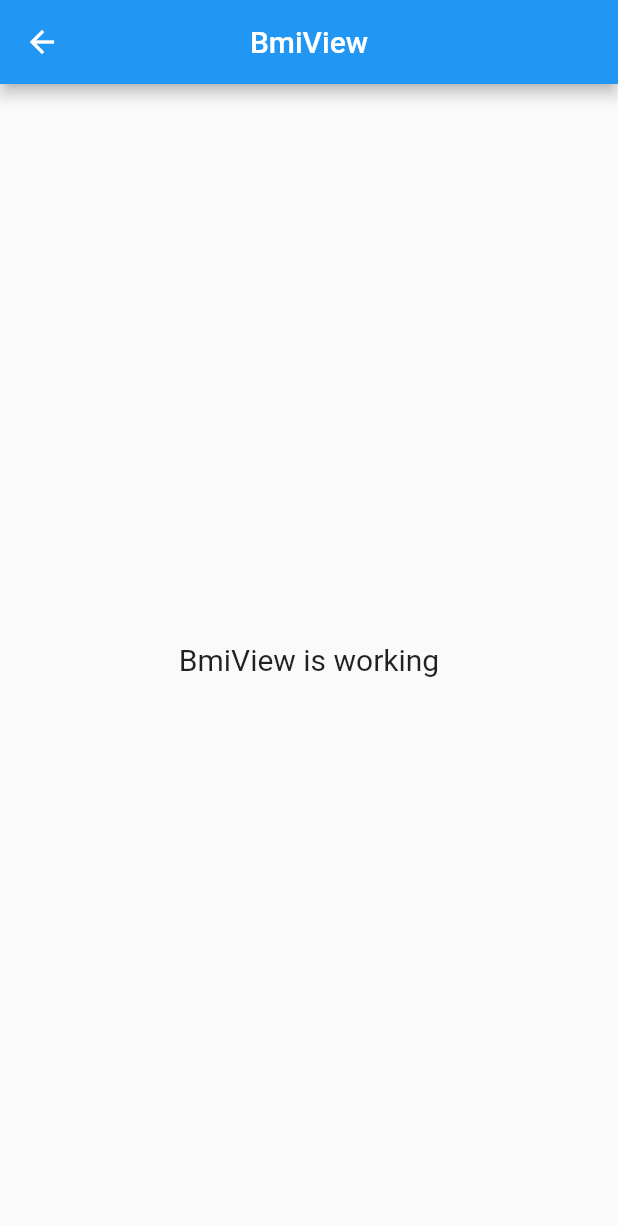
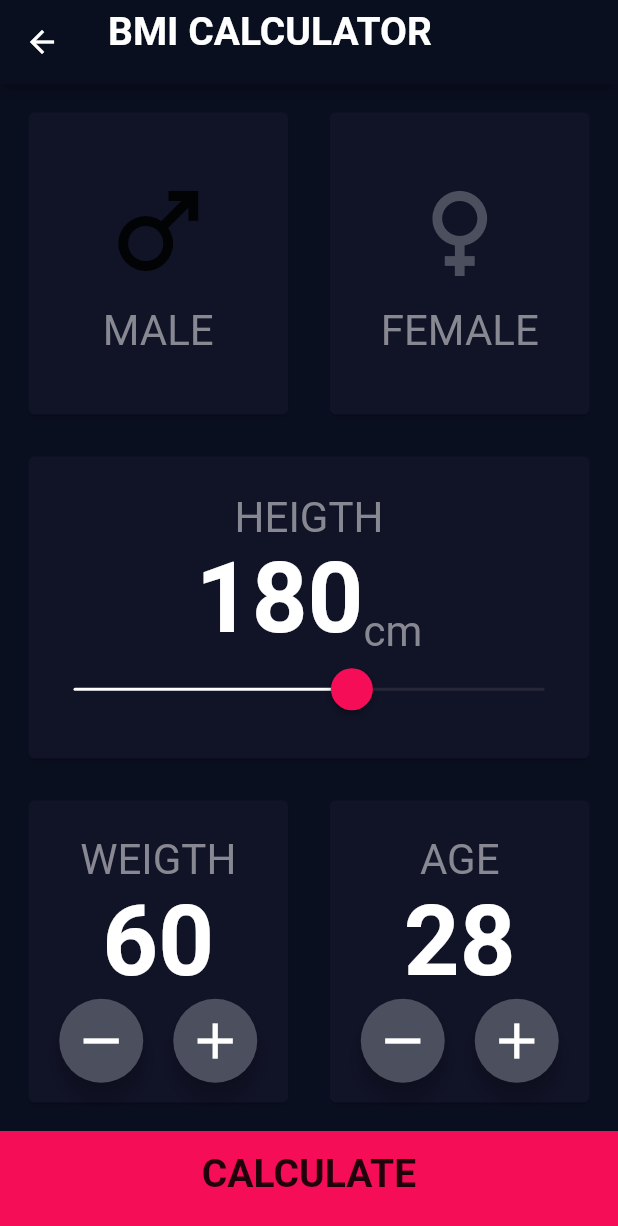
Before and after one commit to kgleader/wnb_app, a Flutter app: the BmiView screen opened by its route, on a phone screen of 412 x 824 dp. Shown: the top 1226 px of the screen. Run offline on Flutter 3.47's test engine with Material 2 defaults, Android fonts, the phone set to English and light mode, and no system bars; our stand-ins replace cached_network_image, dio, get; network calls fail.

Commit message:
added BMI logics

```diff
--- a/lib/app/constants/app_text.dart
+++ b/lib/app/constants/app_text.dart
@@ -0,0 +1,16 @@
+class AppText {
+  static const String appBarTitle = 'BMI CALCULATOR';
+  static const String calculate = 'CALCULATE';
+  static const String male = 'MALE';
+  static const String female = 'FEMALE';
+  static const String heigth = 'HEIGTH';
+  static const String cm = 'cm';
+  static const String weigth = 'WEIGTH';
+  static const String age = 'AGE';
+  static const String backButton = 'Approve';
+  static const String thin = 'Siz aryksyz...';
+  static const String normal = 'Azamatsyz Siz normalduusuz!!!';
+  static const String fat = 'Siz semissiz...';
+  static const String sorry =
+      'Kechiresiz kee bir sebepterden ulam eseptey albadyk';
+}
--- a/lib/app/data/repositories/news_repo.dart
+++ b/lib/app/data/repositories/news_repo.dart
@@ -4,8 +4,8 @@ import '../../constants/api_const.dart';
 import '../models/news_model.dart';
 
 class NewsRepo {
-  //dio je http menen AppConst.newsApi ge baryp, datany alyp keluu
-  //kelgen datany News model dep beruu
+// dio je http menen AppConst.newsApi ge baryp data alyp keluu.
+// kelgen datany News modeline modeldep beruu
 
   final dio = Dio();
 
--- a/lib/app/modules/bmi/controllers/bmi_controller.dart
+++ b/lib/app/modules/bmi/controllers/bmi_controller.dart
@@ -1,7 +1,33 @@
+import 'package:flutter/widgets.dart';
 import 'package:get/get.dart';
+import 'dart:math' as math;
+
+import '../../../constants/app_text.dart';
+import '../../../utils/return_bmi_alert.dart';
 
 class BmiController extends GetxController {
   final count = 0.obs;
+  RxBool isFemale = false.obs;
+  RxInt heigth = 180.obs;
+  RxInt weigth = 60.obs;
+  RxInt age = 28.obs;
 
-  void increment() => count.value++;
+  void isFemaleFalse() => isFemale.value = false;
+  void isFemaleTrue() => isFemale.value = true;
+
+  void changeHeight(double value) => heigth.value = value.toInt();
+  void changeWight(int value) => weigth.value = value;
+  void changeAge(int value) => age.value = value;
+  void showResult(BuildContext context) {
+    final res = weigth / math.pow(heigth / 100, 2);
+    if (res <= 18.4) {
+      showMyDialog(context, AppText.thin);
+    } else if (res >= 18.5 && res <= 24.9) {
+      showMyDialog(context, AppText.normal);
+    } else if (res >= 25) {
+      showMyDialog(context, AppText.fat);
+    } else {
+      showMyDialog(context, AppText.sorry);
+    }
+  }
 }
--- a/lib/app/modules/bmi/views/bmi_view.dart
+++ b/lib/app/modules/bmi/views/bmi_view.dart
@@ -1,23 +1,105 @@
 import 'package:flutter/material.dart';
-
 import 'package:get/get.dart';
 
+import '../../../constants/app_text.dart';
+import '../../../theme/app_colors.dart';
+
+import '../../../theme/app_text_styles.dart';
+import '../../../utils/calculate_butoon.dart';
+import '../../../utils/heigth.dart';
+import '../../../utils/male_female.dart';
+import '../../../utils/status_card.dart';
+import '../../../utils/weigth_age.dart';
 import '../controllers/bmi_controller.dart';
 
 class BmiView extends GetView<BmiController> {
   const BmiView({Key? key}) : super(key: key);
   @override
   Widget build(BuildContext context) {
+    final ctl = controller;
     return Scaffold(
+      backgroundColor: AppColors.backgroundColor,
       appBar: AppBar(
-        title: const Text('BmiView'),
-        centerTitle: true,
+        backgroundColor: AppColors.backgroundColor,
+        title: const Text(AppText.appBarTitle, style: AppTextStyle.titleStyle),
       ),
-      body: const Center(
-        child: Text(
-          'BmiView is working',
-          style: TextStyle(fontSize: 20),
+      body: Padding(
+        padding: const EdgeInsets.all(15.0),
+        child: Column(
+          children: [
+            Expanded(
+              child: Row(
+                children: [
+                  StatusCard(
+                    child: InkWell(
+                      onTap: ctl.isFemaleFalse,
+                      child: Obx(() {
+                        return MaleFemale(
+                          icon: Icons.male,
+                          text: AppText.male,
+                          isFemale: !ctl.isFemale.value,
+                        );
+                      }),
+                    ),
+                  ),
+                  const SizedBox(width: 20),
+                  StatusCard(
+                    child: InkWell(
+                      onTap: ctl.isFemaleTrue,
+                      child: Obx(() {
+                        return MaleFemale(
+                          icon: Icons.female,
+                          text: AppText.female,
+                          isFemale: ctl.isFemale.value,
+                        );
+                      }),
+                    ),
+                  ),
+                ],
+              ),
+            ),
+            const SizedBox(height: 20),
+            StatusCard(
+              child: Obx(() {
+                return Heith(
+                  height: ctl.heigth.value,
+                  onChanged: ctl.changeHeight,
+                );
+              }),
+            ),
+            const SizedBox(height: 20),
+            Expanded(
+              child: Row(
+                children: [
+                  StatusCard(
+                    child: Obx(() {
+                      return WeigthAge(
+                        text: AppText.weigth,
+                        value: ctl.weigth.value,
+                        add: ctl.changeWight,
+                        remove: ctl.changeWight,
+                      );
+                    }),
+                  ),
+                  const SizedBox(width: 20),
+                  StatusCard(
+                    child: Obx(() {
+                      return WeigthAge(
+                        text: AppText.age,
+                        value: ctl.age.value,
+                        add: ctl.changeAge,
+                        remove: ctl.changeAge,
+                      );
+                    }),
+                  ),
+                ],
+              ),
+            ),
+          ],
         ),
+      ),
+      bottomNavigationBar: CalculateButton(
+        onTap: () => ctl.showResult(context),
       ),
     );
   }
--- a/lib/app/modules/news/controllers/news_controller.dart
+++ b/lib/app/modules/news/controllers/news_controller.dart
@@ -1,12 +1,12 @@
 import 'package:get/get.dart';
+import 'package:step_01/app/data/models/news_model.dart';
 import 'package:step_01/app/data/repositories/news_repo.dart';
-import '../../../data/models/news_model.dart';
 
 class NewsController extends GetxController {
   final newsRepo = NewsRepo();
   Rx<News?> news = Rxn();
 
-  final count = 0.obs;
+  final RxInt count = 0.obs;
 
   Future<void> getNews() async {
     news.value = await newsRepo.getNews();
--- a/lib/app/modules/news/views/news_view.dart
+++ b/lib/app/modules/news/views/news_view.dart
@@ -1,9 +1,10 @@
 import 'package:flutter/material.dart';
+
 import 'package:get/get.dart';
 import 'package:step_01/app/routes/app_pages.dart';
+import 'package:step_01/app/theme/app_colors.dart';
+import 'package:step_01/app/utils/news_card.dart';
 
-import '../../../theme/app_colors.dart';
-import '../../../utils/news_card.dart';
 import '../controllers/news_controller.dart';
 
 class NewsView extends GetView<NewsController> {
@@ -18,15 +19,13 @@ class NewsView extends GetView<NewsController> {
         centerTitle: true,
         actions: [
           IconButton(
-              onPressed: () {
-                Get.toNamed(AppPages.WEATHER);
-              },
-              icon: const Icon(Icons.cloud)),
+            onPressed: () => Get.toNamed(AppPages.WEATHER),
+            icon: const Icon(Icons.cloud),
+          ),
         ],
       ),
       body: Center(
         child: Obx(() {
-          print(ctl.news.value.isBlank);
           if (ctl.news.value != null) {
             final news = ctl.news.value!;
             return ListView.builder(
@@ -40,6 +39,10 @@ class NewsView extends GetView<NewsController> {
           }
         }),
       ),
+      floatingActionButton: FloatingActionButton.extended(
+        onPressed: () => Get.toNamed(AppPages.BMI),
+        label: const Text('Go BMI'),
+      ),
     );
   }
 }
--- a/lib/app/modules/weather/views/weather_view.dart
+++ b/lib/app/modules/weather/views/weather_view.dart
@@ -9,19 +9,20 @@ import '../controllers/weather_controller.dart';
 
 class WeatherView extends GetView<WeatherController> {
   const WeatherView({Key? key}) : super(key: key);
+
   @override
   Widget build(BuildContext context) {
     final ctl = controller;
     return Scaffold(
       appBar: AppBar(
-        title: const Text('WeatherView'),
+        title: const Text('WearherView'),
         centerTitle: true,
       ),
       body: Container(
         width: double.infinity,
         decoration: const BoxDecoration(
           image: DecorationImage(
-            image: AssetImage('assets/weather.jpg'),
+            image: AssetImage('assets/weather.jpeg'),
             fit: BoxFit.cover,
           ),
         ),
@@ -60,7 +61,8 @@ class WeatherView extends GetView<WeatherController> {
                       : const SizedBox(
                           height: 160,
                           width: 160,
-                          child: CircularProgressIndicator());
+                          child: CircularProgressIndicator(),
+                        );
                 }),
               ],
             ),
@@ -91,7 +93,7 @@ class WeatherView extends GetView<WeatherController> {
               child: FittedBox(
                 child: Obx(() {
                   final text = ctl.weather.value != null
-                      ? ctl.weather.value!.sys.country.replaceAll(' ', '\n')
+                      ? ctl.weather.value!.sys.country
                       : '...';
                   return Text(
                     text,
--- a/lib/app/routes/app_pages.dart
+++ b/lib/app/routes/app_pages.dart
@@ -15,6 +15,7 @@ class AppPages {
 
   static const INITIAL = Routes.NEWS;
   static const WEATHER = Routes.WEATHER;
+  static const BMI = Routes.BMI;
 
   static final routes = [
     GetPage(
--- a/lib/app/theme/app_colors.dart
+++ b/lib/app/theme/app_colors.dart
@@ -5,4 +5,11 @@ class AppColors {
   static const Color white = Color(0xffFFFFFF);
   static const Color black = Color(0xff000000);
   static const Color grey = Color(0xffC6C6C6);
+  static const Color backgroundColor = Color(0xff0A0F20);
+  static const Color buttonColor = Color(0xffF50D57);
+  static const Color greyText = Color(0xff878892);
+  static const Color whiteText = Color(0xffFFFFFF);
+  static const Color cardColor = Color(0xff111327);
+  static const Color button2Color = Color(0xff4c4F5D);
+  static const Color inactiveColor = Color(0xff8D8E97);
 }
--- a/lib/app/theme/app_text_styles.dart
+++ b/lib/app/theme/app_text_styles.dart
@@ -33,4 +33,32 @@ class AppTextStyle {
         fontSize: size,
         fontWeight: FontWeight.w300,
       );
+
+  static const TextStyle greyTextStyle = TextStyle(
+    fontSize: 28,
+    color: AppColors.greyText,
+  );
+
+  static const TextStyle cmStyle = TextStyle(
+    fontSize: 18,
+    color: AppColors.greyText,
+    height: 3.7,
+  );
+
+  static const TextStyle valueStyle = TextStyle(
+    fontSize: 65,
+    color: AppColors.whiteText,
+    fontWeight: FontWeight.w700,
+  );
+
+  static const TextStyle titleStyle = TextStyle(
+    fontSize: 26,
+    fontWeight: FontWeight.w700,
+    height: 0.3,
+  );
+
+  static const TextStyle resultTextStyle = TextStyle(
+    fontSize: 26,
+    fontWeight: FontWeight.w700,
+  );
 }
--- /dev/null
+++ b/lib/app/utils/calculate_butoon.dart
@@ -0,0 +1,26 @@
+import 'package:flutter/material.dart';
+import 'package:step_01/app/theme/app_colors.dart';
+
+import '../constants/app_text.dart';
+import '../theme/app_text_styles.dart';
+
+class CalculateButton extends StatelessWidget {
+  const CalculateButton({Key? key, required this.onTap}) : super(key: key);
+
+  final void Function()? onTap;
+
+  @override
+  Widget build(BuildContext context) {
+    return InkWell(
+      onTap: onTap,
+      child: Container(
+        height: 70,
+        width: double.infinity,
+        color: AppColors.buttonColor,
+        child: const Center(
+          child: Text(AppText.calculate, style: AppTextStyle.titleStyle),
+        ),
+      ),
+    );
+  }
+}
--- /dev/null
+++ b/lib/app/utils/heigth.dart
@@ -0,0 +1,47 @@
+import 'package:flutter/cupertino.dart';
+
+import '../constants/app_text.dart';
+import '../theme/app_colors.dart';
+import '../theme/app_text_styles.dart';
+
+class Heith extends StatelessWidget {
+  const Heith({
+    Key? key,
+    required this.height,
+    required this.onChanged,
+  }) : super(key: key);
+
+  final int height;
+  final void Function(double)? onChanged;
+
+  @override
+  Widget build(BuildContext context) {
+    return Column(
+      mainAxisAlignment: MainAxisAlignment.center,
+      children: [
+        const Text(AppText.heigth, style: AppTextStyle.greyTextStyle),
+        Row(
+          mainAxisAlignment: MainAxisAlignment.center,
+          crossAxisAlignment: CrossAxisAlignment.end,
+          children: [
+            Text('$height', style: AppTextStyle.valueStyle),
+            const Text(AppText.cm, style: AppTextStyle.greyTextStyle),
+          ],
+        ),
+        Padding(
+          padding: const EdgeInsets.symmetric(horizontal: 22),
+          child: SizedBox(
+            width: double.infinity,
+            child: CupertinoSlider(
+              value: height.toDouble(),
+              max: 300,
+              activeColor: AppColors.whiteText,
+              thumbColor: AppColors.buttonColor,
+              onChanged: onChanged,
+            ),
+          ),
+        ),
+      ],
+    );
+  }
+}
--- /dev/null
+++ b/lib/app/utils/male_female.dart
@@ -0,0 +1,29 @@
+import 'package:flutter/material.dart';
+import 'package:step_01/app/theme/app_colors.dart';
+
+import '../theme/app_text_styles.dart';
+
+class MaleFemale extends StatelessWidget {
+  const MaleFemale({
+    Key? key,
+    required this.icon,
+    required this.text,
+    required this.isFemale,
+  }) : super(key: key);
+
+  final IconData icon;
+  final String text;
+  final bool isFemale;
+
+  @override
+  Widget build(BuildContext context) {
+    return Column(
+      mainAxisAlignment: MainAxisAlignment.center,
+      children: [
+        Icon(icon, size: 80, color: !isFemale ? AppColors.button2Color : null),
+        const SizedBox(height: 10),
+        Text(text, style: AppTextStyle.greyTextStyle),
+      ],
+    );
+  }
+}
--- /dev/null
+++ b/lib/app/utils/return_bmi_alert.dart
@@ -0,0 +1,30 @@
+import 'package:flutter/material.dart';
+import 'package:step_01/app/theme/app_colors.dart';
+import '../constants/app_text.dart';
+import '../theme/app_text_styles.dart';
+
+Future<void> showMyDialog(BuildContext context, String text) async {
+  return showDialog<void>(
+    context: context,
+    builder: (BuildContext context) => AlertDialog(
+      backgroundColor: AppColors.backgroundColor,
+      title: const Center(
+        child: Text(
+          AppText.appBarTitle,
+          style: AppTextStyle.resultTextStyle,
+        ),
+      ),
+      content: Text(
+        text,
+        style: AppTextStyle.resultTextStyle,
+        textAlign: TextAlign.center,
+      ),
+      actions: <Widget>[
+        TextButton(
+          onPressed: () => Navigator.pop(context),
+          child: const Text(AppText.backButton),
+        ),
+      ],
+    ),
+  );
+}
--- /dev/null
+++ b/lib/app/utils/status_card.dart
@@ -0,0 +1,16 @@
+import 'package:flutter/material.dart';
+
+import '../theme/app_colors.dart';
+
+class StatusCard extends StatelessWidget {
+  const StatusCard({Key? key, required this.child}) : super(key: key);
+
+  final Widget child;
+
+  @override
+  Widget build(BuildContext context) {
+    return Expanded(
+      child: Card(color: AppColors.cardColor, child: child),
+    );
+  }
+}
--- /dev/null
+++ b/lib/app/utils/weigth_age.dart
@@ -0,0 +1,66 @@
+import 'package:flutter/material.dart';
+import 'package:step_01/app/theme/app_colors.dart';
+
+import '../theme/app_text_styles.dart';
+
+class WeigthAge extends StatelessWidget {
+  const WeigthAge({
+    Key? key,
+    required this.text,
+    required this.value,
+    required this.add,
+    required this.remove,
+  }) : super(key: key);
+
+  final String text;
+  final int value;
+  final void Function(int) remove;
+  final void Function(int) add;
+
+  @override
+  Widget build(BuildContext context) {
+    return Column(
+      mainAxisAlignment: MainAxisAlignment.center,
+      children: [
+        const SizedBox(height: 10),
+        Text(text, style: AppTextStyle.greyTextStyle),
+        Text('$value', style: AppTextStyle.valueStyle),
+        Row(
+          mainAxisAlignment: MainAxisAlignment.center,
+          children: [
+            RemoveAddButton(
+              iconData: Icons.remove,
+              onPressed: () => remove(value - 1),
+            ),
+            const SizedBox(width: 20),
+            RemoveAddButton(
+              iconData: Icons.add,
+              onPressed: () => add(value + 1),
+            ),
+          ],
+        ),
+      ],
+    );
+  }
+}
+
+class RemoveAddButton extends StatelessWidget {
+  const RemoveAddButton({
+    Key? key,
+    required this.iconData,
+    required this.onPressed,
+  }) : super(key: key);
+
+  final IconData iconData;
+  final void Function()? onPressed;
+
+  @override
+  Widget build(BuildContext context) {
+    return FloatingActionButton(
+      backgroundColor: AppColors.button2Color,
+      foregroundColor: AppColors.whiteText,
+      onPressed: onPressed,
+      child: Icon(iconData, size: 40),
+    );
+  }
+}
```
